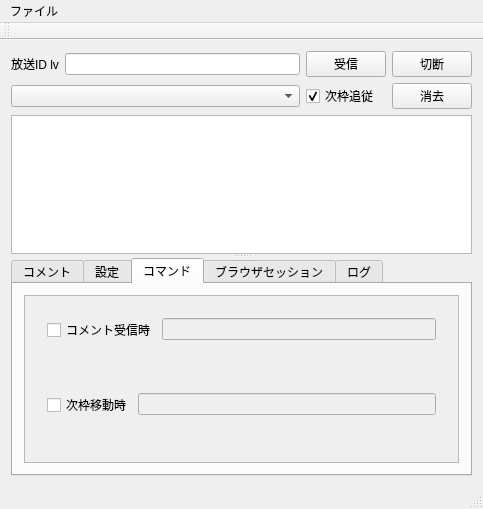
Qt form ui/mainwindow.ui (diginatu/Viqo) before a commit.
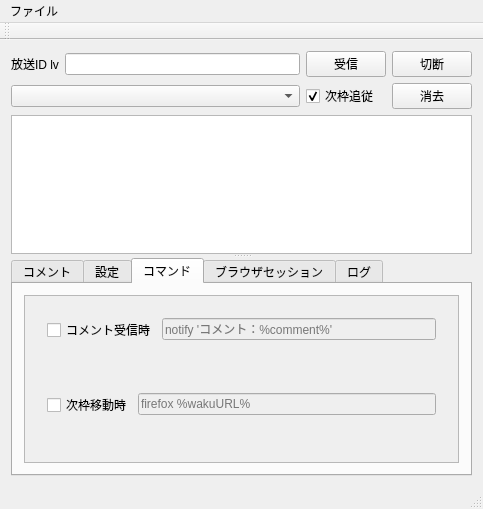
The same form after that commit. The open tabs and pages were chosen to show the change.

Commit message: reconnection (Alert and receiving comment)

```diff
--- a/ui/mainwindow.ui
+++ b/ui/mainwindow.ui
@@ -359,6 +359,9 @@
                   <property name="enabled">
                    <bool>false</bool>
                   </property>
+                  <property name="placeholderText">
+                   <string>notify 'コメント：%comment%'</string>
+                  </property>
                  </widget>
                 </item>
                </layout>
@@ -385,6 +388,9 @@
                   <property name="enabled">
                    <bool>false</bool>
                   </property>
+                  <property name="placeholderText">
+                   <string>firefox %wakuURL%</string>
+                  </property>
                  </widget>
                 </item>
                </layout>
```
The commit also changes 14 other files.
